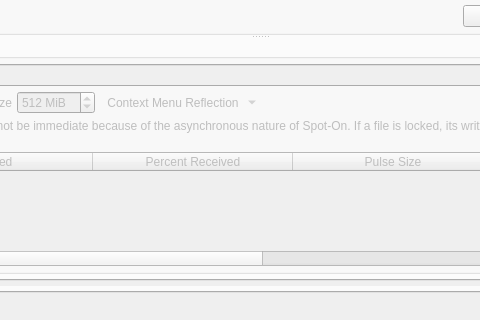
The window that branches/trunk/UI/controlcenter.ui (textbrowser/spot-on) describes before a commit, drawn with Qt 5; both pictures show x 140 to 620 and y 280 to 600 of the 800 by 600 pixel window.
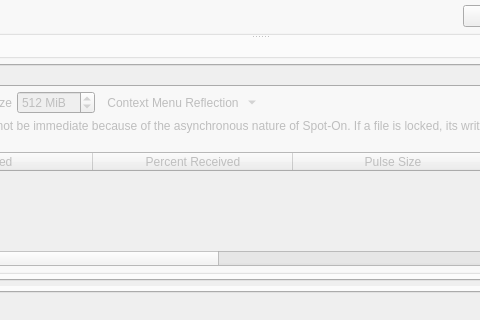
The same window after the commit. The open tabs and pages were chosen to show the change. Icons and pictures are not drawn. Custom widgets are drawn as their Qt base class.

Commit message: Display expected file hashes. Colors.

Diff of the .ui file:
```diff
--- a/branches/trunk/UI/controlcenter.ui
+++ b/branches/trunk/UI/controlcenter.ui
@@ -5953,8 +5953,8 @@
             <rect>
              <x>0</x>
              <y>0</y>
-             <width>455</width>
-             <height>544</height>
+             <width>758</width>
+             <height>526</height>
             </rect>
            </property>
            <layout class="QVBoxLayout" name="verticalLayout_43">
@@ -6547,6 +6547,11 @@
                         <string>SHA-1 Hash</string>
                        </property>
                       </column>
+                      <column>
+                       <property name="text">
+                        <string>Expected SHA-1 Hash</string>
+                       </property>
+                      </column>
                       <column>
                        <property name="text">
                         <string>OID</string>
```
Left out of the diff: 42 changed lines with no effect on the pictures. The commit also changes 5 other files.
